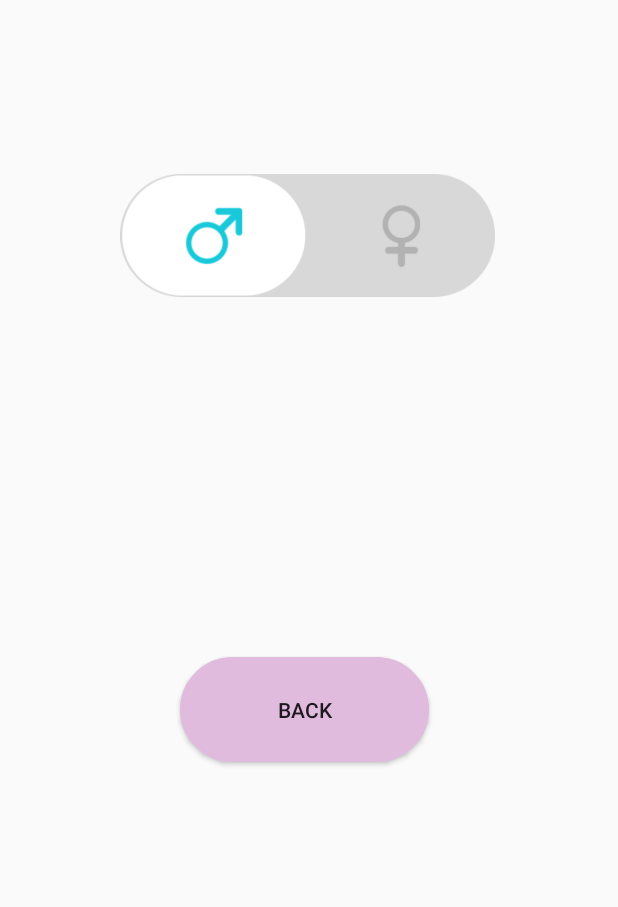
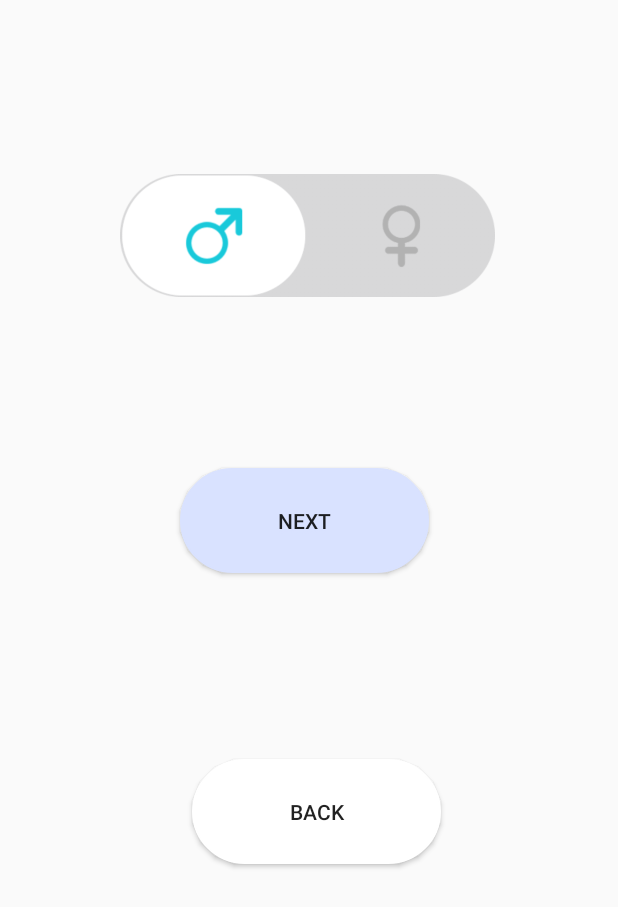
Before and after one commit to lemon-prog123/PKU-EATER, an Android app: the layout sex_selector.xml on its own in the app's theme, with its tools: preview values and no code run, on a phone screen of 412 x 824 dp. Shown: the top 907 px of the screen. Run offline under Robolectric (Android 15) with nearby library versions, the phone set to English and light mode, and no system bars.

Commit message:
date-picker

```diff
--- a/app/build.gradle
+++ b/app/build.gradle
@@ -43,6 +43,8 @@ dependencies {
     implementation 'androidx.core:core-ktx:+'
     implementation 'androidx.core:core-ktx:+'
     implementation "com.squareup.okhttp3:okhttp:4.7.2"
+    implementation 'com.google.android.material:material:1.1.0' //为了防止不必要的依赖冲突，0.0.3开始需要自行依赖google material库
+    implementation 'com.github.loperSeven:DateTimePicker:0.6.0'//具体版本请看顶部jitpack标识，如0.6.0,仅支持androidx
     testImplementation 'junit:junit:4.13.2'
     androidTestImplementation 'androidx.test.ext:junit:1.1.3'
     androidTestImplementation 'androidx.test.espresso:espresso-core:3.4.0'
--- a/app/src/main/java/com/example/activitytest/RulerView.kt
+++ b/app/src/main/java/com/example/activitytest/RulerView.kt
@@ -281,9 +281,9 @@ class RulerView: View {
     }
 
     private fun notifyValueChange() {
-        if (null != mListener) {
+        //if (null != mListener) {
             mListener.onValueChange(mSelectorValue)
-        }
+        //}
     }
 
     /**
--- a/app/src/main/res/layout/sex_selector.xml
+++ b/app/src/main/res/layout/sex_selector.xml
@@ -18,21 +18,39 @@
         app:layout_constraintTop_toTopOf="parent" />
 
     <Button
+        android:id="@+id/btn_date"
+        style="?attr/materialButtonOutlinedStyle"
+        android:layout_width="166dp"
+        android:layout_height="70dp"
+        android:layout_marginStart="40dp"
+        android:layout_marginTop="196dp"
+        android:background="@drawable/btn_noraml"
+        android:shadowColor="@color/material_dynamic_primary90"
+        android:shadowDx="0"
+        android:shadowDy="2"
+        android:shadowRadius="2"
+        android:text="Next"
+        app:backgroundTint="@color/material_dynamic_primary90"
+        app:layout_constraintStart_toStartOf="@id/btn_register_info_sex"
+        app:layout_constraintTop_toTopOf="@id/btn_register_info_sex"
+        app:rippleColor="@color/material_dynamic_neutral99" />
+
+    <Button
         android:id="@+id/btn_back"
         style="?attr/materialButtonOutlinedStyle"
         android:layout_width="166dp"
         android:layout_height="70dp"
-        android:layout_marginStart="120dp"
-        android:layout_marginTop="240dp"
+        android:layout_marginStart="8dp"
+        android:layout_marginTop="124dp"
         android:background="@drawable/btn_noraml"
-        android:shadowColor="@color/material_dynamic_tertiary80"
+        android:shadowColor="@color/material_dynamic_tertiary100"
         android:shadowDx="0"
         android:shadowDy="2"
         android:shadowRadius="2"
         android:text="Back"
-        app:backgroundTint="@color/material_dynamic_tertiary80"
-        app:layout_constraintStart_toStartOf="parent"
-        app:layout_constraintTop_toBottomOf="@id/btn_register_info_sex"
+        app:backgroundTint="@color/material_dynamic_tertiary100"
+        app:layout_constraintStart_toStartOf="@id/btn_date"
+        app:layout_constraintTop_toBottomOf="@id/btn_date"
         app:rippleColor="@color/material_dynamic_neutral99" />
 
 </androidx.constraintlayout.widget.ConstraintLayout>
--- a/settings.gradle
+++ b/settings.gradle
@@ -5,6 +5,7 @@ pluginManagement {
         maven { url 'https://maven.aliyun.com/repository/google' }
         maven { url 'https://maven.aliyun.com/repository/public' }
         maven { url 'https://maven.aliyun.com/repository/gradle-plugin' }
+        maven { url "https://jitpack.io" }
         gradlePluginPortal()
         google()
         mavenCentral()
@@ -18,6 +19,7 @@ dependencyResolutionManagement {
         maven { url 'https://maven.aliyun.com/repository/google' }
         maven { url 'https://maven.aliyun.com/repository/public' }
         maven { url 'https://maven.aliyun.com/repository/gradle-plugin' }
+        maven { url "https://jitpack.io" }
         google()
         mavenCentral()
     }
```
Also changed, not shown: app/src/main/java/com/example/activitytest/CountActivity.kt (+26 -1 lines), app/src/main/res/layout/datapicker.xml (added, +24 -0 lines), app/src/main/res/layout/layout_date_picker_globalization1.xml (added, +123 -0 lines).
